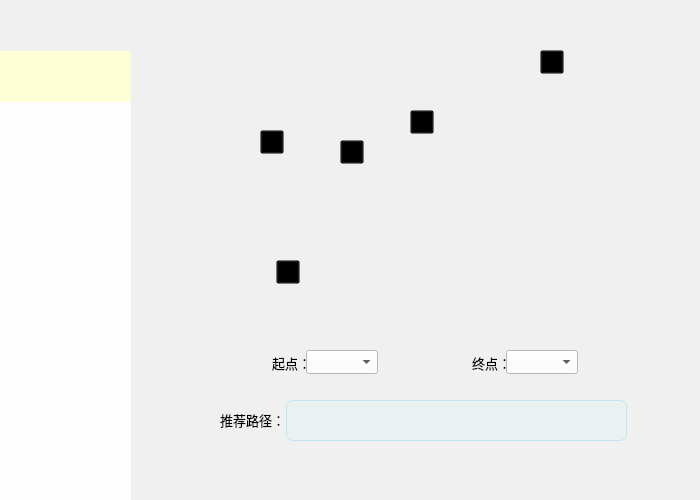
Before: the Qt Designer form mainwindow.ui in libercoinx/schoolGuid, drawn with Qt 5.
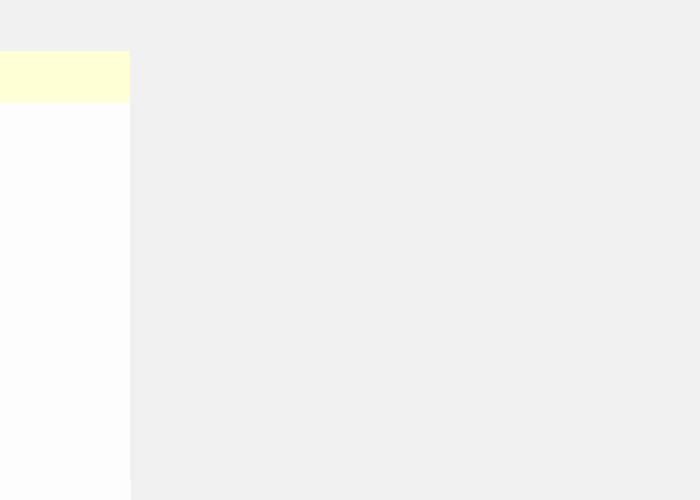
After: the same form once the commit is applied. Icons and pictures are not drawn.

Patch:
```diff
--- a/mainwindow.ui
+++ b/mainwindow.ui
@@ -347,10 +347,58 @@
      <string/>
     </property>
    </widget>
+   <widget class="QWidget" name="widget_set" native="true">
+    <property name="geometry">
+     <rect>
+      <x>130</x>
+      <y>-11</y>
+      <width>571</width>
+      <height>491</height>
+     </rect>
+    </property>
+    <widget class="QTableView" name="pathTable">
+     <property name="geometry">
+      <rect>
+       <x>120</x>
+       <y>40</y>
+       <width>340</width>
+       <height>300</height>
+      </rect>
+     </property>
+     <property name="styleSheet">
+      <string notr="true">border: none;</string>
+     </property>
+     <property name="horizontalScrollBarPolicy">
+      <enum>Qt::ScrollBarAlwaysOff</enum>
+     </property>
+     <property name="showGrid">
+      <bool>false</bool>
+     </property>
+     <property name="gridStyle">
+      <enum>Qt::NoPen</enum>
+     </property>
+     <attribute name="horizontalHeaderVisible">
+      <bool>false</bool>
+     </attribute>
+     <attribute name="horizontalHeaderMinimumSectionSize">
+      <number>0</number>
+     </attribute>
+     <attribute name="horizontalHeaderDefaultSectionSize">
+      <number>100</number>
+     </attribute>
+     <attribute name="horizontalHeaderHighlightSections">
+      <bool>true</bool>
+     </attribute>
+     <attribute name="verticalHeaderVisible">
+      <bool>false</bool>
+     </attribute>
+    </widget>
+   </widget>
    <zorder>label</zorder>
    <zorder>setButton</zorder>
    <zorder>homeButton</zorder>
    <zorder>widget_home</zorder>
+   <zorder>widget_set</zorder>
   </widget>
   <widget class="QMenuBar" name="menubar">
    <property name="geometry">
```
